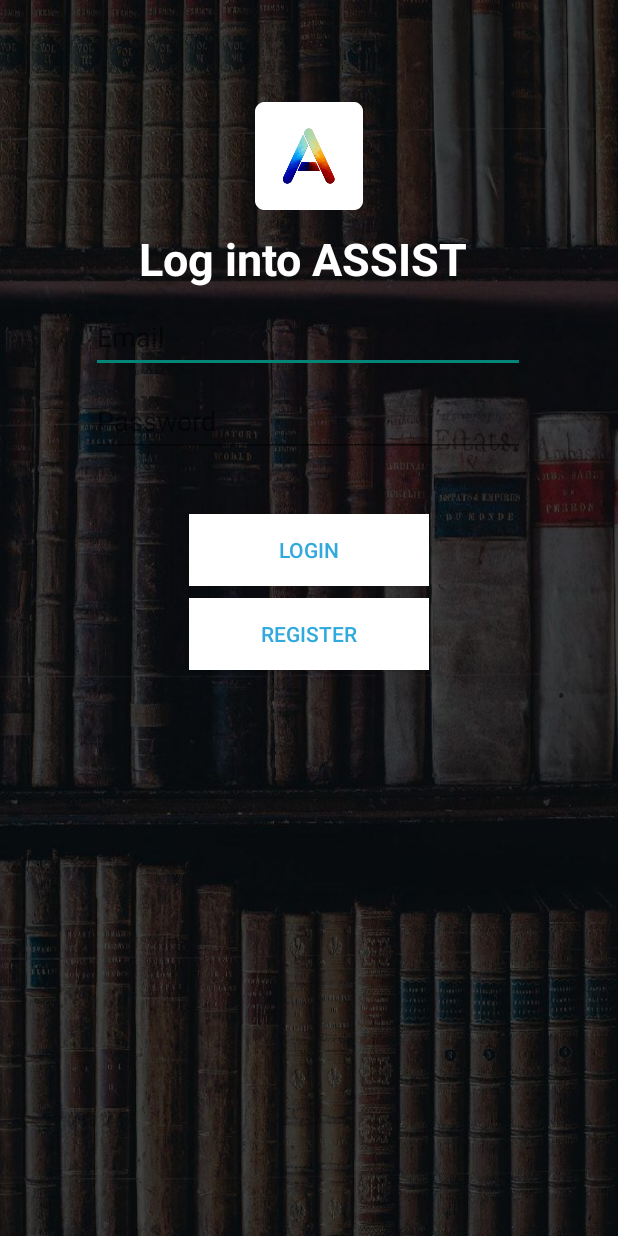
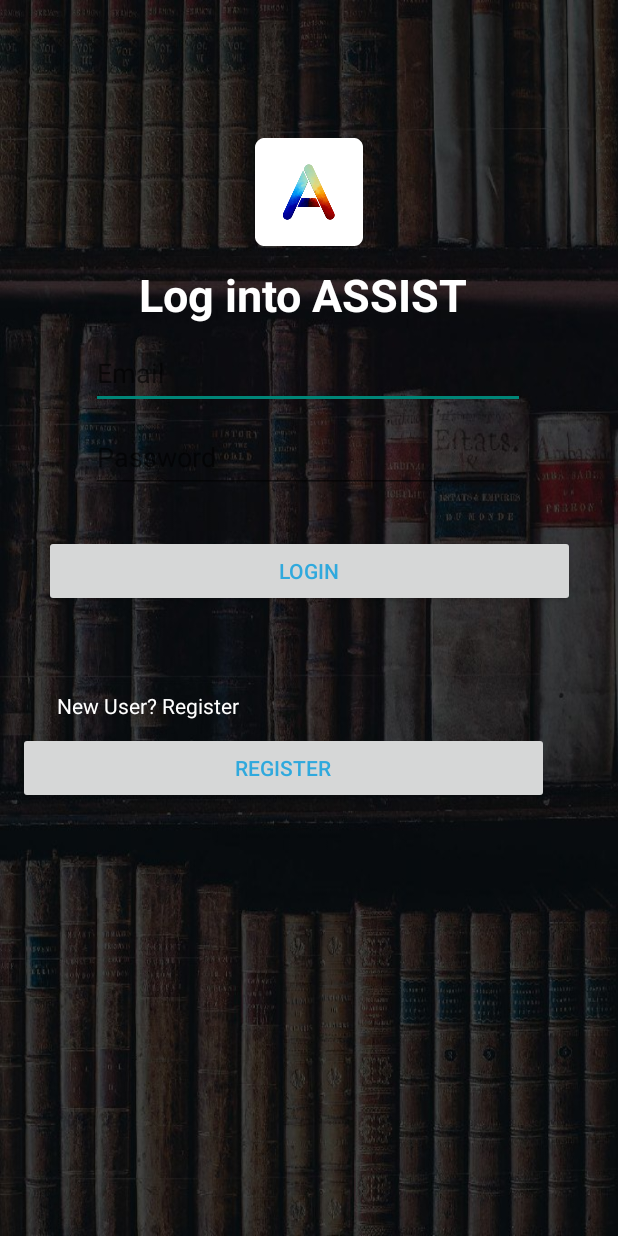
Before and after one commit to imabhishekkumar/ASSISTapp, an Android app: the screen it shows after launch (LoginPage), on a phone screen of 412 x 824 dp. Run offline under Robolectric (Android 15) with nearby library versions, the phone set to English and light mode, and no system bars; our stand-ins replace Firebase (no records; nobody signed in at launch, a user with empty details on screens opened directly).

Commit message:
Bug fixes

```diff
--- a/app/src/main/AndroidManifest.xml
+++ b/app/src/main/AndroidManifest.xml
@@ -4,6 +4,7 @@
 
     <uses-permission android:name="android.permission.READ_EXTERNAL_STORAGE" />
     <uses-permission android:name="android.permission.WRITE_EXTERNAL_STORAGE" />
+    <uses-permission android:name="android.permission.INTERNET"/>
 
     <application
         android:icon="@drawable/logo"
--- a/app/src/main/res/layout/activity_login_page.xml
+++ b/app/src/main/res/layout/activity_login_page.xml
@@ -8,6 +8,8 @@
     android:background="@drawable/background"
     android:id="@+id/layout"
     >
+
+
 
             <EditText
                 android:id="@+id/email"
@@ -56,12 +58,12 @@
 
     <Button
         android:id="@+id/loginbtn"
-        android:layout_width="160dp"
+        android:layout_width="354dp"
         android:layout_height="wrap_content"
-        android:layout_marginEnd="162dp"
-        android:layout_marginStart="161dp"
-        android:layout_marginTop="38dp"
-        android:background="#ffffff"
+        android:layout_marginEnd="8dp"
+        android:layout_marginStart="8dp"
+        android:layout_marginTop="28dp"
+
         android:text="Login"
         android:textColor="#30A9DD"
         app:layout_constraintEnd_toEndOf="parent"
@@ -70,17 +72,16 @@
 
     <Button
         android:id="@+id/registerbtn"
-        android:layout_width="160dp"
+        android:layout_width="354dp"
         android:layout_height="wrap_content"
-        android:layout_marginEnd="162dp"
-        android:layout_marginStart="161dp"
+        android:layout_marginStart="12dp"
         android:layout_marginTop="8dp"
-        android:background="#ffffff"
+
+        android:padding="10dp"
         android:text="Register"
         android:textColor="#30A9DD"
-        app:layout_constraintEnd_toEndOf="parent"
         app:layout_constraintStart_toStartOf="parent"
-        app:layout_constraintTop_toBottomOf="@+id/loginbtn" />
+        app:layout_constraintTop_toBottomOf="@+id/textView15" />
 
     <ImageView
         android:id="@+id/imageView2"
@@ -88,10 +89,25 @@
         android:layout_height="wrap_content"
         android:layout_marginEnd="8dp"
         android:layout_marginStart="8dp"
-        android:layout_marginTop="68dp"
+        android:layout_marginTop="92dp"
         app:layout_constraintEnd_toEndOf="parent"
         app:layout_constraintStart_toStartOf="parent"
         app:layout_constraintTop_toTopOf="parent"
         app:srcCompat="@mipmap/ic_launcher_round" />
 
+    <TextView
+        android:id="@+id/textView15"
+        android:layout_width="wrap_content"
+        android:layout_height="wrap_content"
+        android:layout_marginEnd="8dp"
+        android:layout_marginStart="8dp"
+        android:layout_marginTop="56dp"
+        android:text="New User? Register"
+        android:textColor="#ffffff"
+        app:layout_constraintEnd_toEndOf="parent"
+        app:layout_constraintHorizontal_bias="0.109"
+        app:layout_constraintStart_toStartOf="parent"
+        app:layout_constraintTop_toBottomOf="@+id/loginbtn" />
+
+
 </android.support.constraint.ConstraintLayout>
--- a/build.gradle
+++ b/build.gradle
@@ -7,7 +7,7 @@ buildscript {
         jcenter()
     }
     dependencies {
-        classpath 'com.android.tools.build:gradle:3.1.2'
+        classpath 'com.android.tools.build:gradle:3.1.3'
 
 
 
```
Lines whose indentation alone changed are shown as unchanged.
